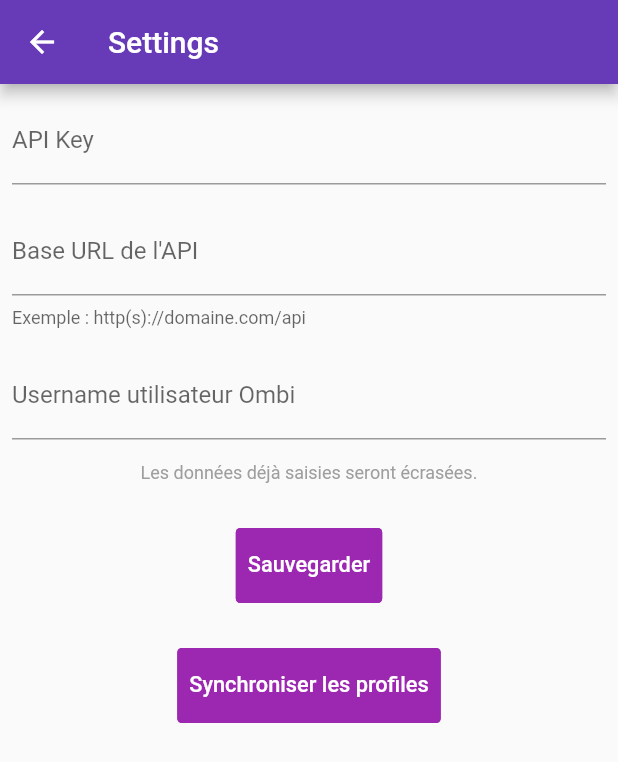
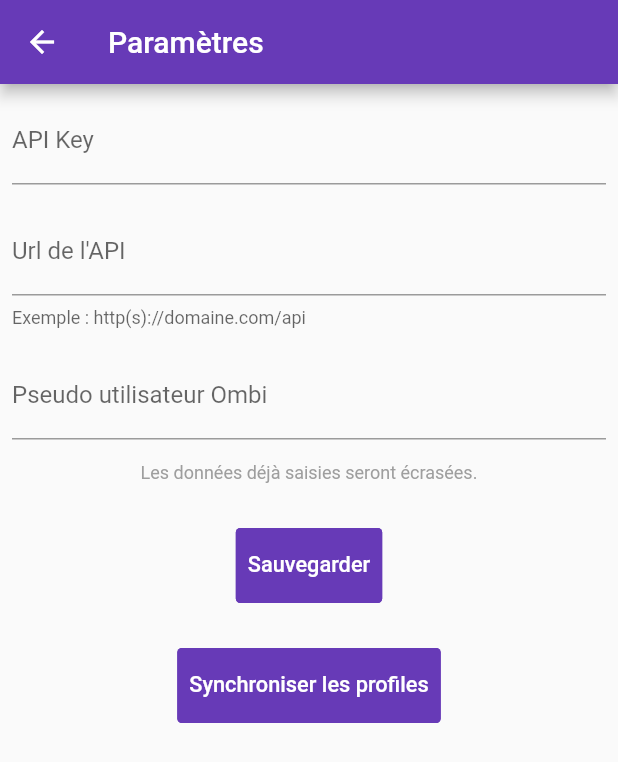
Before and after one commit to RubenVP2/ombi-requester, a Flutter app: the screen it shows after launch, after a tap on the "settings" icon, on a phone screen of 412 x 824 dp. Shown: the top 762 px of the screen. Run offline on Flutter 3.47's test engine with Material 2 defaults, Android fonts, the phone set to English and light mode, and no system bars; drawn by our look-alikes of getwidget; our stand-ins replace adaptive_theme, shared_preferences.

```diff
--- a/lib/Screen/MoviePage.dart
+++ b/lib/Screen/MoviePage.dart
@@ -28,15 +28,24 @@ class _MoviePageState extends State<MoviePage> {
 
   static const String errorMessage = "Erreur lors du chargement des films, veuillez vérifier votre connexion internet ou l'URL de l'api.";
 
-  static const menuItems = <String>['Popular', 'TopRated', 'Upcoming', 'Requested'];
+  // La map contient en key la valeur française et en value la valeur anglaise
+  static const Map<String, String> dropdownItemsMap = {
+    'Les plus populaires': 'Popular',
+    'Les mieux notés': 'TopRated',
+    'A venir': 'Upcoming',
+    'Demandé': 'Requested',
+  };
 
-  final List<DropdownMenuItem<String>> _dropDownMenuItems = menuItems
-      .map(
-        (String value) => DropdownMenuItem<String>(
-          value: value,
-          child: Padding( padding: const EdgeInsets.only(left: 15), child: Text(value)),
+  final List<DropdownMenuItem<String>> _dropDownMenuItems =
+    dropdownItemsMap.keys.map((String key) {
+      return DropdownMenuItem<String>(
+        value: dropdownItemsMap[key],
+        child: Padding(
+          padding: const EdgeInsets.only(left: 10.0),
+          child: Text(key),
         ),
-      ).toList();
+      );
+    }).toList();
 
   final ScrollController _scrollController = ScrollController();
 
@@ -57,11 +66,10 @@ class _MoviePageState extends State<MoviePage> {
     // On tap, open MovieDetailPage
     return GestureDetector(
       onTap: () {
-        Navigator.push(
-          context,
-          MaterialPageRoute(
-            builder: (context) => MovieDetailPage(movie: movie),
-          ),
+        // Navigate to the screen named "MovieDetailPage" that show the movie detail
+        Navigator.pushNamed(context,
+          MovieDetailPage.routeName,
+          arguments: movie,
         );
       },
       child: Card(
@@ -112,7 +120,6 @@ class _MoviePageState extends State<MoviePage> {
         padding: EdgeInsets.only(right: 10),
         child: Icon(Icons.filter_list_alt),
       ),
-      elevation: 16,
       onChanged: (String? newValue) {
         if ( newValue != null && newValue != dropdownValue) {
           setState(() {
@@ -148,7 +155,7 @@ class _MoviePageState extends State<MoviePage> {
         leading: IconButton(
           icon: const Icon(Icons.settings),
           onPressed: () {
-            Navigator.push(context, MaterialPageRoute(builder: (context) => const SettingsPage()));
+            Navigator.of(context).pushNamed('/settings');
           },
         ),
         // Add a button to toggle theme on the AppBar
@@ -216,8 +223,6 @@ class _MoviePageState extends State<MoviePage> {
                                       currentNumberOfMovieLoaded += amountToLoad;
                                       futureMovies = httpService.getMovies(currentNumberOfMovieLoaded, amountToLoad, dropdownValue);
                                     });
-                                    // Scroll to the top of the list
-                                    _scrollToTop();
                                   },
                                   text: 'Charger plus',
                                   type: GFButtonType.solid,
@@ -235,15 +240,23 @@ class _MoviePageState extends State<MoviePage> {
                                       currentNumberOfMovieLoaded = 20;
                                       futureMovies = httpService.getMovies(currentNumberOfMovieLoaded, amountToLoad, dropdownValue);
                                     });
-                                    // Scroll to top
-                                    _scrollToTop();
                                   },
-                                  text: 'Repartir au plus populaire',
+                                  text: 'Repartir au début de la recherche',
                                   type: GFButtonType.solid,
                                   size: GFSize.LARGE,
                                   color: Colors.deepPurple,
                                 ),
                               ),
+                              // If we are at the end of the page, we display a deepPurple floating action button to scroll to the top
+                              if ( MediaQuery.of(context).viewInsets.bottom == 0 )
+                                Padding(
+                                  padding: const EdgeInsets.all(8),
+                                  child: FloatingActionButton(
+                                    backgroundColor: Colors.deepPurple,
+                                    onPressed: _scrollToTop,
+                                    child: const Icon(Icons.arrow_upward),
+                                  ),
+                                ),
                             ],
                           );
                         } else {
--- a/lib/Screen/Settings.dart
+++ b/lib/Screen/Settings.dart
@@ -52,7 +52,7 @@ class _SettingsPageState extends State<SettingsPage> {
   Widget build(BuildContext context) {
     return Scaffold(
       appBar: AppBar(
-        title: const Text('Settings'),
+        title: const Text('Paramètres'),
       ),
       body: Padding(
         padding: const EdgeInsets.all(8.0),
@@ -69,7 +69,7 @@ class _SettingsPageState extends State<SettingsPage> {
               TextField(
                 controller: textControllerBaseUrl,
                 decoration: const InputDecoration(
-                  labelText: 'Base URL de l\'API',
+                  labelText: 'Url de l\'API',
                   helperText: 'Exemple : http(s)://domaine.com/api',
                 ),
               ),
@@ -77,7 +77,7 @@ class _SettingsPageState extends State<SettingsPage> {
               TextField(
                 controller: textControllerUsername,
                 decoration: const InputDecoration(
-                  labelText:  'Username utilisateur Ombi',
+                  labelText:  'Pseudo utilisateur Ombi',
                 )
               ),
               // Information
@@ -93,7 +93,7 @@ class _SettingsPageState extends State<SettingsPage> {
               const SizedBox(height: 30),
               // Button to save settings
               GFButton(
-                color: Colors.purple,
+                color: Colors.deepPurple,
                 size: GFSize.LARGE,
                 onPressed: () {
                   _writeData();
@@ -102,7 +102,7 @@ class _SettingsPageState extends State<SettingsPage> {
                     context,
                     toastPosition: GFToastPosition.BOTTOM,
                     toastDuration: 3,
-                    backgroundColor: Colors.purple,
+                    backgroundColor: Colors.deepPurple,
                     trailing: const Icon(
                       Icons.check,
                       color: Colors.black,
@@ -114,7 +114,7 @@ class _SettingsPageState extends State<SettingsPage> {
               const SizedBox(height: 30),
               // Button pour sync les profiles de radarr
               GFButton(
-                color: Colors.purple,
+                color: Colors.deepPurple,
                 size: GFSize.LARGE,
                 onPressed: () {
                   if ( textControllerBaseUrl.text == '' || textControllerApiKey.text == '' || textControllerUsername.text == '' ) {
@@ -123,7 +123,7 @@ class _SettingsPageState extends State<SettingsPage> {
                       context,
                       toastPosition: GFToastPosition.BOTTOM,
                       toastDuration: 3,
-                      backgroundColor: Colors.purple,
+                      backgroundColor: Colors.deepPurple,
                       trailing: const Icon(
                         Icons.error,
                         color: Colors.black,
@@ -138,7 +138,7 @@ class _SettingsPageState extends State<SettingsPage> {
                         context,
                         toastPosition: GFToastPosition.BOTTOM,
                         toastDuration: 3,
-                        backgroundColor: Colors.purple,
+                        backgroundColor: Colors.deepPurple,
                         trailing: const Icon(
                           Icons.info,
                           color: Colors.black,
@@ -152,7 +152,7 @@ class _SettingsPageState extends State<SettingsPage> {
               // Show last sync
               const SizedBox(height: 15),
               Text(
-                App.getString('lastSync') == '' ? '' : 'Dernière synchronisation : ${App.getString('lastSync')}',
+                App.getString('lastSync') == '' ? '' : 'Dernière synchronisation le : ${App.getString('lastSync')}',
                 style:  const TextStyle(
                   fontSize: 12,
                   fontWeight: FontWeight.normal,
--- a/lib/main.dart
+++ b/lib/main.dart
@@ -1,7 +1,10 @@
 import 'package:flutter/material.dart';
+import 'package:fluttertest/Screen/MovieDetailPage.dart';
 import 'package:fluttertest/Screen/MoviePage.dart';
 import 'package:adaptive_theme/adaptive_theme.dart';
 import './globals.dart';
+import 'Model/movie.dart';
+import 'Screen/Settings.dart';
 
 void main() async {
   // You only need to call this method if you need the binding to be initialized before calling
@@ -28,11 +31,38 @@ class MyApp extends StatelessWidget {
       ),
       initial: AdaptiveThemeMode.light,
       builder: (theme, darkTheme) => MaterialApp(
-        title: 'Récupération API',
+        onGenerateRoute: (RouteSettings settings) {
+          switch (settings.name) {
+            case '/':
+              return MaterialPageRoute(
+                builder: (context) => const MoviePage(),
+              );
+            case '/settings':
+              return MaterialPageRoute(
+                builder: (context) => const SettingsPage(),
+              );
+            case '/movieDetail':
+              return MaterialPageRoute(
+                builder: (context) => MovieDetailPage(
+                  movie: settings.arguments as Movie,
+                ),
+              );
+          }
+          // The code only supports
+          // PassArgumentsScreen.routeName right now.
+          // Other values need to be implemented if we
+          // add them. The assertion here will help remind
+          // us of that higher up in the call stack, since
+          // this assertion would otherwise fire somewhere
+          // in the framework.
+          assert(false, 'Invalid route: ${settings.name}');
+          return null;
+        },
+        initialRoute: '/',
+        title: 'Ombi Requester',
         debugShowCheckedModeBanner: false,
         theme: theme,
         darkTheme: darkTheme,
-        home: const MoviePage(),
         ),
     );
   }
```
Also changed, not shown: lib/Screen/MovieDetailPage.dart (+13 -10 lines).
